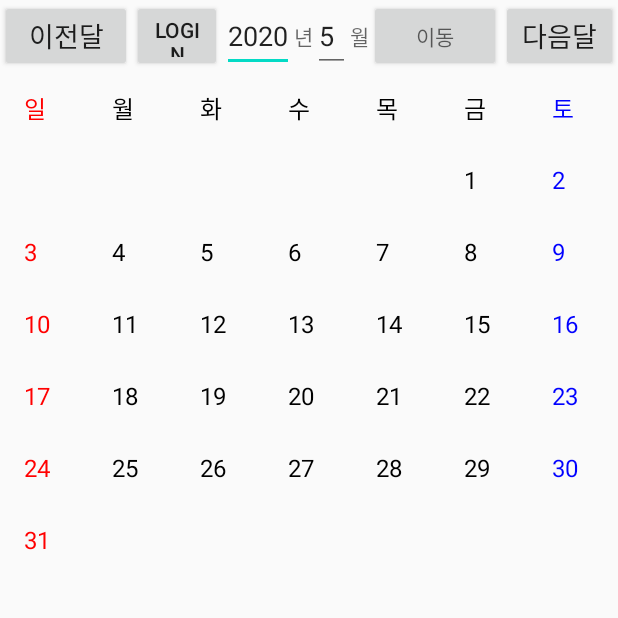
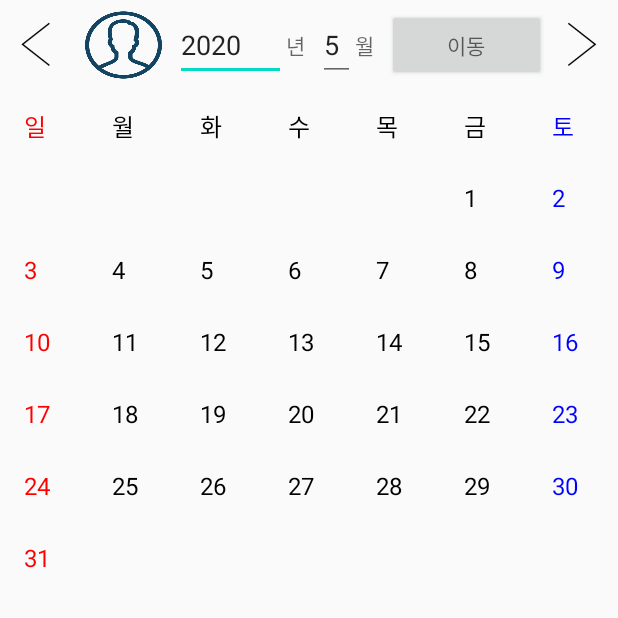
Before and after one commit to sjlee581/Android_TermProject, an Android app: the screen it shows after launch (Ex11_Calendar), on a phone screen of 412 x 824 dp, the top half of it. Run offline under Robolectric (Android 15) with nearby library versions, the phone set to English and light mode, and no system bars.

Commit message:
ui 변경
다음달, 이전달 화살표 버튼으로 만듦
login 버튼 프로필 버튼으로 만듦
(나중에 내비게이션 뷰 -> 프래그먼트로 바꾸면 다시 바꿔야 함)

```diff
--- a/calendarview/app/src/main/res/layout/main.xml
+++ b/calendarview/app/src/main/res/layout/main.xml
@@ -14,19 +14,18 @@
 
         <Button
             android:id="@+id/bt2"
-            android:layout_width="wrap_content"
-            android:layout_height="wrap_content"
-            android:layout_weight="4"
-            android:text="이전달"
-            android:textSize="8pt" />
+            android:layout_width="48dp"
+            android:layout_height="48dp"
+            android:background="@drawable/icon_leftarrow"/>
 
 
         <Button
             android:id="@+id/bt_account"
             android:layout_width="60dp"
-            android:layout_height="match_parent"
+            android:layout_height="60dp"
             android:layout_weight="1"
-            android:text="Login" />
+            android:background="@drawable/icon_login"
+           />
 
         <EditText
             android:id="@+id/edit1"
@@ -64,10 +63,10 @@
 
         <Button
             android:id="@+id/bt3"
-            android:layout_width="78dp"
-            android:layout_height="wrap_content"
-            android:text="다음달"
-            android:textSize="8pt" />
+            android:layout_width="48dp"
+            android:layout_height="48dp"
+            android:background="@drawable/icon_rightarrow"
+             />
 
     </LinearLayout>
 
```
Also changed, not shown: calendarview/app/src/main/res/drawable/icon_leftarrow.png (added), calendarview/app/src/main/res/drawable/icon_login.png (added), calendarview/app/src/main/res/drawable/icon_rightarrow.png (added).
